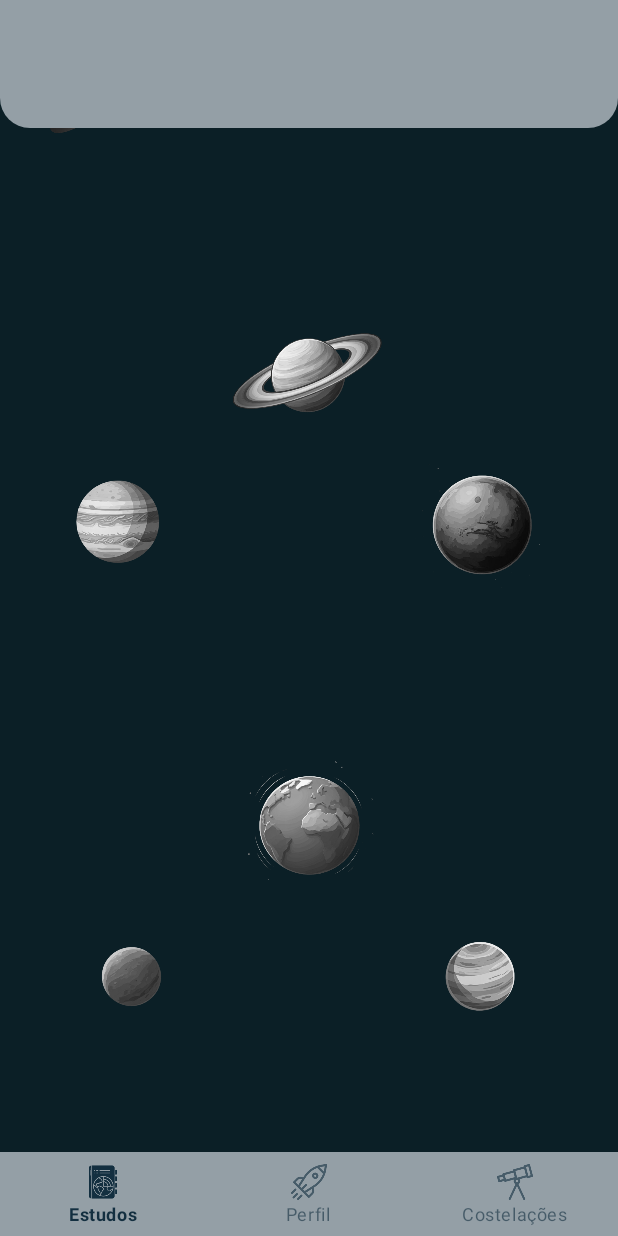
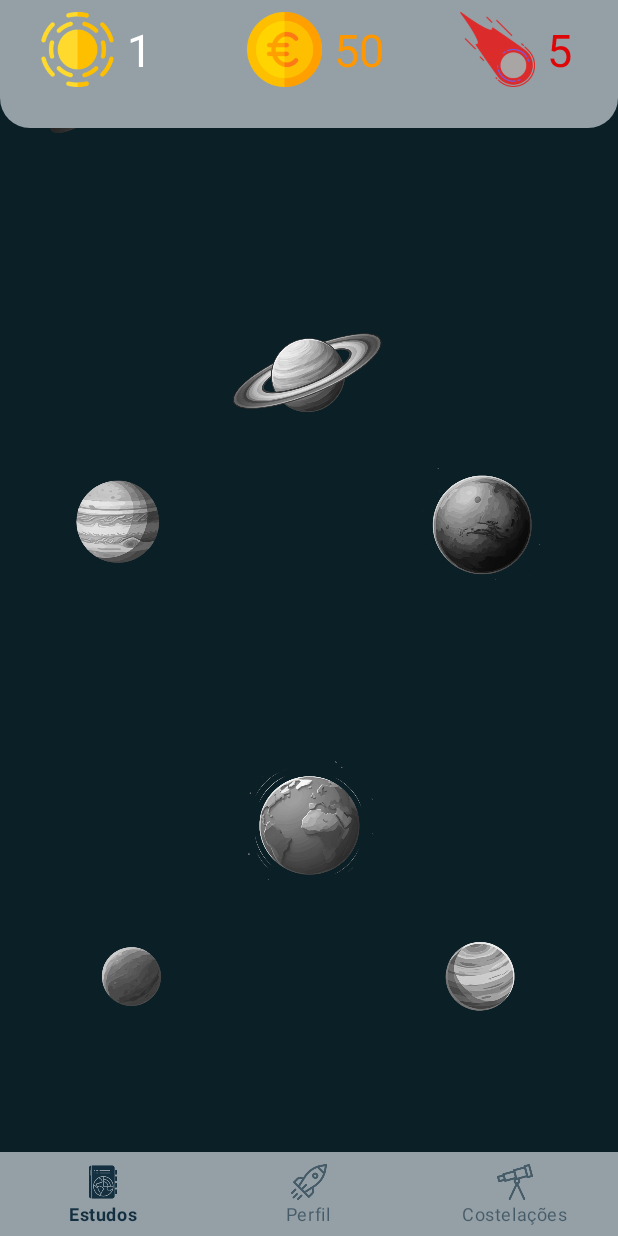
Before and after one commit to V1niciusPC/astronomia_aprendizado_tcc, an Android app: the screen it shows after launch once a user with an empty profile is signed in (MainActivity), on a phone screen of 412 x 824 dp. Run offline under Robolectric (Android 15) with nearby library versions, the phone set to English and light mode, and no system bars; our stand-ins replace Firebase (no records; nobody signed in at launch, a user with empty details on screens opened directly), navigation-ui.

Commit message:
atualize 10

```diff
--- a/app/src/main/res/layout/activity_main.xml
+++ b/app/src/main/res/layout/activity_main.xml
@@ -1,26 +1,25 @@
 <?xml version="1.0" encoding="utf-8"?>
-<androidx.constraintlayout.widget.ConstraintLayout
-    xmlns:android="http://schemas.android.com/apk/res/android"
+<androidx.constraintlayout.widget.ConstraintLayout xmlns:android="http://schemas.android.com/apk/res/android"
     xmlns:app="http://schemas.android.com/apk/res-auto"
     xmlns:tools="http://schemas.android.com/tools"
     android:id="@+id/main"
     android:layout_width="match_parent"
     android:layout_height="match_parent"
-    tools:context=".MainActivity"
-    android:background="@color/fundo">
+    android:background="@color/fundo"
+    tools:context=".MainActivity">
 
 
     <androidx.fragment.app.FragmentContainerView
         android:id="@+id/nav_host_fragment"
+        android:name="androidx.navigation.fragment.NavHostFragment"
         android:layout_width="match_parent"
         android:layout_height="0dp"
+        app:defaultNavHost="true"
         app:layout_constraintBottom_toTopOf="@id/bottom_navigation"
         app:layout_constraintEnd_toEndOf="parent"
         app:layout_constraintStart_toStartOf="parent"
         app:layout_constraintTop_toTopOf="parent"
-        android:name="androidx.navigation.fragment.NavHostFragment"
-        app:defaultNavHost="true"
-        app:navGraph="@navigation/nav_main"/>
+        app:navGraph="@navigation/nav_main" />
 
     <View
         android:id="@+id/information_estudos"
@@ -30,17 +29,89 @@
         app:layout_constraintStart_toStartOf="parent"
         app:layout_constraintTop_toTopOf="parent" />
 
+
+    <ImageView
+        android:id="@+id/image_vida"
+        android:layout_width="50dp"
+        android:layout_height="50dp"
+        android:layout_marginTop="8dp"
+        app:layout_constraintEnd_toEndOf="@id/information_estudos"
+        app:layout_constraintHorizontal_bias="0.847"
+        app:layout_constraintStart_toStartOf="@id/information_estudos"
+        app:layout_constraintTop_toTopOf="@id/information_estudos"
+        app:srcCompat="@drawable/ic_vida"
+        tools:ignore="MissingConstraints" />
+
+    <ImageView
+        android:id="@+id/image_dias"
+        android:layout_width="50dp"
+        android:layout_height="50dp"
+        android:layout_marginTop="8dp"
+        app:layout_constraintEnd_toEndOf="@id/information_estudos"
+        app:layout_constraintHorizontal_bias="0.074"
+        app:layout_constraintStart_toStartOf="@id/information_estudos"
+        app:layout_constraintTop_toTopOf="@id/information_estudos"
+        app:srcCompat="@drawable/ic_dias"
+        tools:ignore="MissingConstraints" />
+
+    <ImageView
+        android:id="@+id/image_moeda"
+        android:layout_width="50dp"
+        android:layout_height="50dp"
+        android:layout_marginTop="8dp"
+        app:layout_constraintEnd_toEndOf="parent"
+        app:layout_constraintHorizontal_bias="0.454"
+        app:layout_constraintStart_toStartOf="parent"
+        app:layout_constraintTop_toTopOf="@id/information_estudos"
+        app:srcCompat="@drawable/ic_moeda"
+        tools:ignore="MissingConstraints" />
+
     <com.google.android.material.bottomnavigation.BottomNavigationView
         android:id="@+id/bottom_navigation"
-        android:background="#949FA6"
+        style="@style/Widget.App.BottomNavigationView"
         android:layout_width="match_parent"
         android:layout_height="wrap_content"
-        style="@style/Widget.App.BottomNavigationView"
+        android:background="#949FA6"
         app:layout_constraintBottom_toBottomOf="parent"
         app:layout_constraintEnd_toEndOf="parent"
         app:layout_constraintStart_toStartOf="parent"
-        app:menu="@menu/bottom_navigation_menu"
-        />
+        app:menu="@menu/bottom_navigation_menu" />
+
+    <TextView
+        android:id="@+id/text_day"
+        android:layout_width="wrap_content"
+        android:layout_height="wrap_content"
+        android:layout_marginStart="8dp"
+        android:text="1"
+        android:textColor="@color/white"
+        android:textSize="30sp"
+        app:layout_constraintBottom_toBottomOf="@+id/image_dias"
+        app:layout_constraintStart_toEndOf="@+id/image_dias"
+        app:layout_constraintTop_toTopOf="@+id/image_dias" />
+
+    <TextView
+        android:id="@+id/text_moeda"
+        android:layout_width="wrap_content"
+        android:layout_height="wrap_content"
+        android:layout_marginStart="8dp"
+        android:text="50"
+        android:textColor="#FF9800"
+        android:textSize="30sp"
+        app:layout_constraintBottom_toBottomOf="@+id/image_moeda"
+        app:layout_constraintStart_toEndOf="@+id/image_moeda"
+        app:layout_constraintTop_toTopOf="@+id/image_moeda" />
+
+    <TextView
+        android:id="@+id/text_vida"
+        android:layout_width="wrap_content"
+        android:layout_height="wrap_content"
+        android:layout_marginStart="8dp"
+        android:text="5"
+        android:textColor="#DE0606"
+        android:textSize="30sp"
+        app:layout_constraintBottom_toBottomOf="@+id/image_vida"
+        app:layout_constraintStart_toEndOf="@+id/image_vida"
+        app:layout_constraintTop_toTopOf="@+id/image_vida" />
 
 
 </androidx.constraintlayout.widget.ConstraintLayout>
```
Also changed, not shown: app/src/main/res/drawable/ic_dias.png (added), app/src/main/res/drawable/ic_jupiter_on.png (added), app/src/main/res/drawable/ic_marte_on.png (added), app/src/main/res/drawable/ic_mercurio_on.png (added), app/src/main/res/drawable/ic_moeda.png (added), app/src/main/res/drawable/ic_oito_on.png (added), app/src/main/res/drawable/ic_saturno_on.png (added), app/src/main/res/drawable/ic_terra_on.png (added), app/src/main/res/drawable/ic_urano_on.png (added), app/src/main/res/drawable/ic_venus_on.png (added), app/src/main/res/drawable/ic_vida.png (added).
